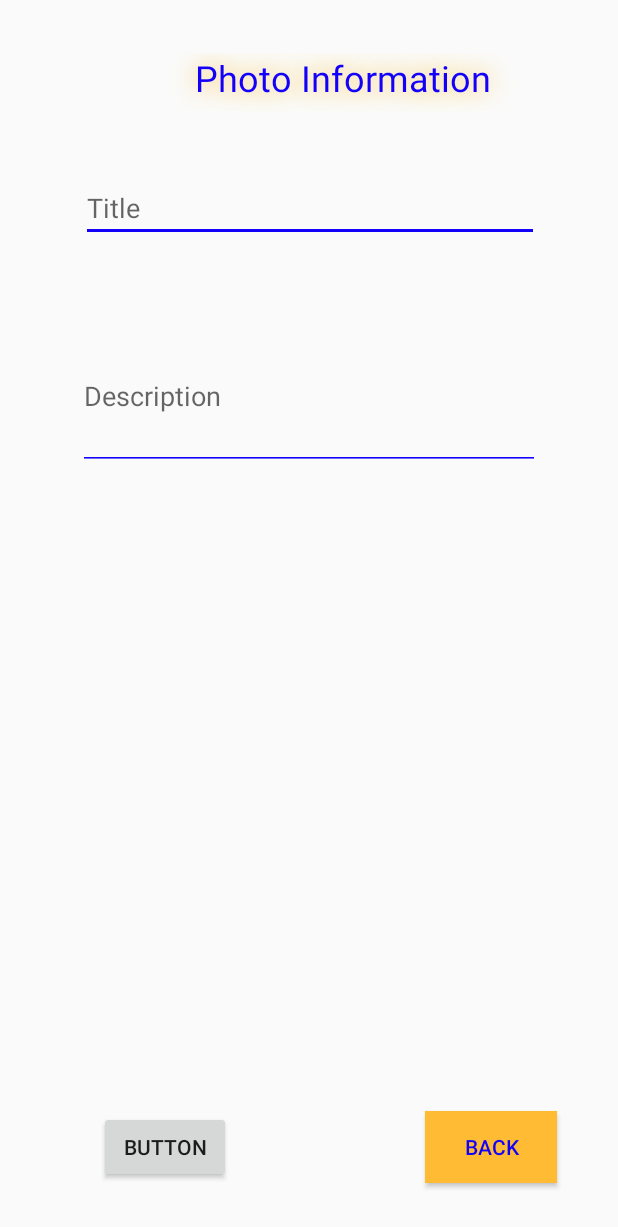
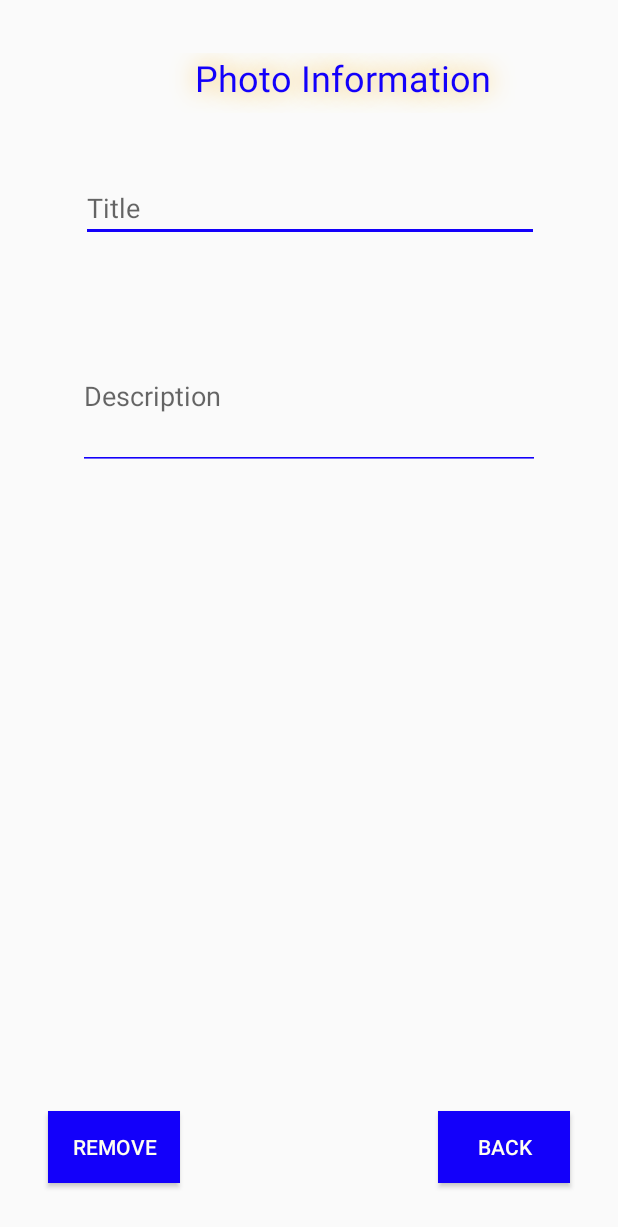
Before and after one commit to Surbhipatel9/drone-bridge-inspection-android, an Android app: the ImageUpdateActivity screen opened directly, with no data from a screen before it, on a phone screen of 412 x 824 dp. Shown: the top 1227 px of the screen. Run offline under Robolectric (Android 15) with nearby library versions, the phone set to English and light mode, and no system bars.

Commit message:
fixed the button on the image update activity

```diff
--- a/app/src/main/java/xyz/maxime_brgt/testretrofit/ConnectionClass.java
+++ b/app/src/main/java/xyz/maxime_brgt/testretrofit/ConnectionClass.java
@@ -112,5 +112,3 @@ public class ConnectionClass {
     }
 
     }
-
-    //hiiiii
--- a/app/src/main/res/layout/activity_image_update.xml
+++ b/app/src/main/res/layout/activity_image_update.xml
@@ -54,13 +54,13 @@
         android:layout_height="wrap_content"
         android:layout_marginBottom="8dp"
         android:layout_marginTop="8dp"
-        android:background="@android:color/holo_orange_light"
+        android:background="@color/mainColor"
         android:onClick="backButton"
         android:text="@string/backButton"
-        android:textColor="@color/mainColor"
+        android:textColor="@color/queueBackground"
         app:layout_constraintBottom_toBottomOf="parent"
         app:layout_constraintEnd_toEndOf="parent"
-        app:layout_constraintHorizontal_bias="0.915"
+        app:layout_constraintHorizontal_bias="0.945"
         app:layout_constraintLeft_toLeftOf="parent"
         app:layout_constraintRight_toRightOf="parent"
         app:layout_constraintStart_toStartOf="parent"
@@ -114,12 +114,16 @@
         android:layout_height="wrap_content"
         android:layout_marginBottom="8dp"
         android:layout_marginEnd="8dp"
+        android:layout_marginLeft="16dp"
         android:layout_marginStart="8dp"
         android:layout_marginTop="8dp"
-        android:text="Button"
+        android:background="@color/mainColor"
+        android:text="@string/removeButton"
+        android:textColor="@color/queueBackground"
         app:layout_constraintBottom_toBottomOf="parent"
         app:layout_constraintEnd_toEndOf="parent"
-        app:layout_constraintHorizontal_bias="0.153"
+        app:layout_constraintHorizontal_bias="0.028"
+        app:layout_constraintLeft_toLeftOf="parent"
         app:layout_constraintStart_toStartOf="parent"
         app:layout_constraintTop_toTopOf="parent"
         app:layout_constraintVertical_bias="0.984" />
--- a/app/src/main/res/values/colors.xml
+++ b/app/src/main/res/values/colors.xml
@@ -6,7 +6,7 @@
 
     <color name="backgroundColor">#08B2F7</color>
     <color name="recentBackground">#FFFDD0</color>
-    <color name="queueBackground">#FFFFF0</color>
+    <color name="queueBackground">#fffff0</color>
 
     <color name="mainColor">#1300fa</color>
 
```
